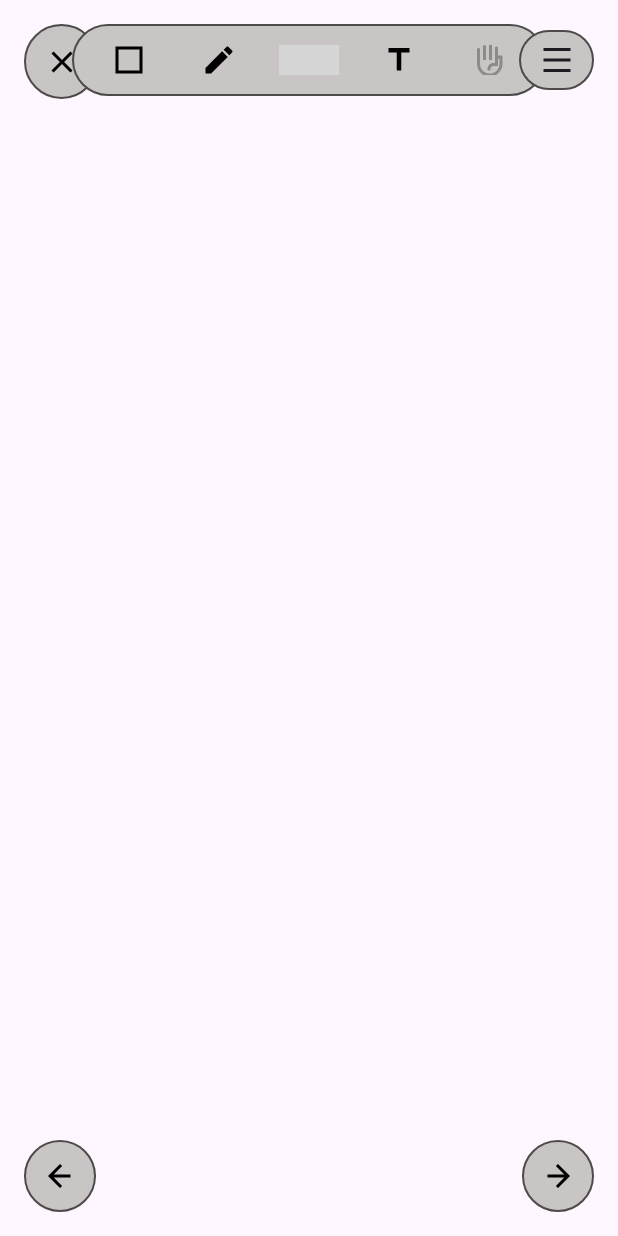
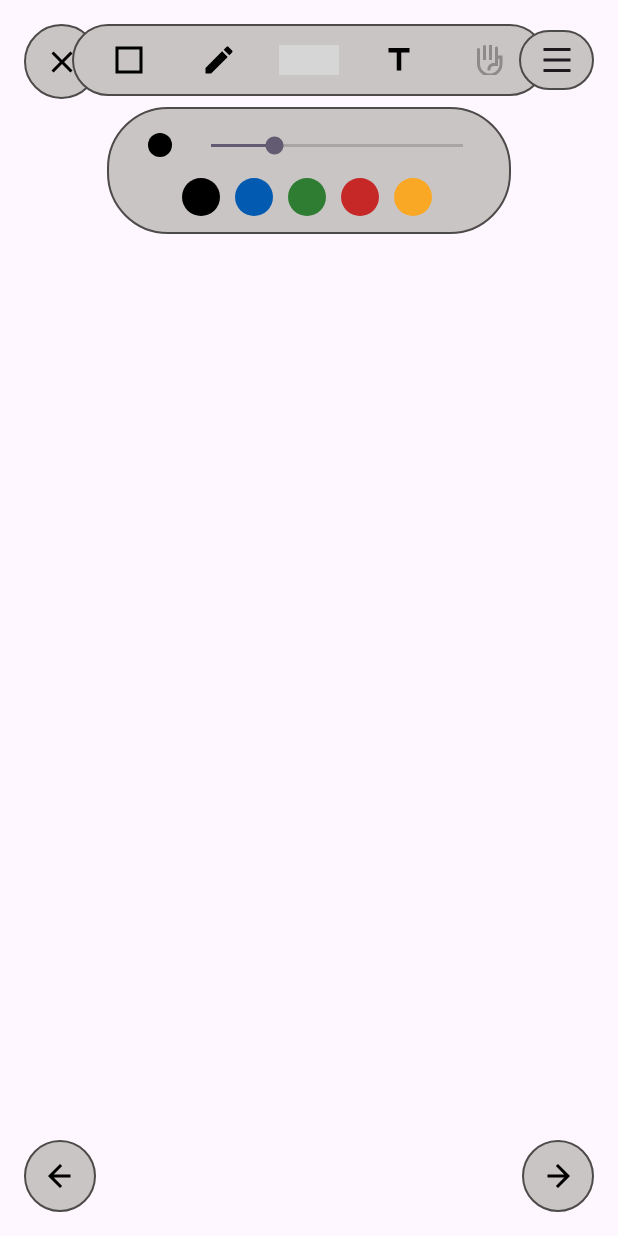
Before and after one commit to cutiepepe2926/TUK-CE, an Android app: the PdfViewerActivity screen opened directly, with no data from a screen before it, on a phone screen of 412 x 824 dp. Run offline under Robolectric (Android 15) with nearby library versions, the phone set to English and light mode, and no system bars; libraries missing offline, so code that uses them is left out: com.github.barteksc.pdfviewer, com.yalantis.ucrop; plain views replace PDFView; pictures from the network do not load; 1 statement that could not run was skipped; grey boxes are pictures that could not be loaded.

Commit message:
펜 크기 조절 방식 변경 & 펜 색깔 추가

```diff
--- a/app/src/main/res/drawable/pen_dot.xml
+++ b/app/src/main/res/drawable/pen_circle.xml
@@ -1,6 +1,5 @@
 <?xml version="1.0" encoding="utf-8"?>
 <shape xmlns:android="http://schemas.android.com/apk/res/android"
     android:shape="oval">
-    <!-- 기본 점 색은 검은색, 필요 시 동적으로 색 변경 -->
-    <solid android:color="#000000"/>
+    <solid android:color="#000000"/> <!-- 기본 검정색. 필요 시 코드에서 색 변경 가능 -->
 </shape>
--- a/app/src/main/res/layout/activity_pdf_viewer.xml
+++ b/app/src/main/res/layout/activity_pdf_viewer.xml
@@ -123,55 +123,102 @@
         <LinearLayout
             android:id="@+id/penOptionLayout"
             android:layout_width="wrap_content"
-            android:layout_height="48dp"
+            android:layout_height="wrap_content"
             android:layout_gravity="center_horizontal|top"
             android:layout_marginTop="55dp"
-            android:visibility="gone"
-            android:orientation="horizontal"
+            android:orientation="vertical"
             android:background="@drawable/bg_round"
+            android:padding="8dp"
+            android:clipToPadding="false"
+            android:clipChildren="false">
 
-            android:padding="8dp"
-            android:gravity="center_vertical">
+            <LinearLayout
+                android:layout_width="wrap_content"
+                android:layout_height="wrap_content"
+                android:orientation="horizontal"
+                android:gravity="center_vertical">
 
-            <View
-                android:id="@+id/penThickness1"
-                android:layout_width="8dp"
-                android:layout_height="8dp"
-                android:layout_margin="10dp"
-                android:background="@drawable/pen_dot"/>
-            <View
-                android:id="@+id/penThickness2"
-                android:layout_width="12dp"
-                android:layout_height="12dp"
-                android:layout_margin="10dp"
-                android:background="@drawable/pen_dot"/>
-            <View
-                android:id="@+id/penThickness3"
-                android:layout_width="16dp"
-                android:layout_height="16dp"
-                android:layout_margin="10dp"
-                android:background="@drawable/pen_dot"/>
-            <View
-                android:id="@+id/penThickness4"
-                android:layout_width="20dp"
-                android:layout_height="20dp"
-                android:layout_margin="10dp"
-                android:background="@drawable/pen_dot"/>
-            <View
-                android:id="@+id/penThickness5"
-                android:layout_width="24dp"
-                android:layout_height="24dp"
-                android:layout_margin="10dp"
-                android:background="@drawable/pen_dot"/>
+                <!-- ① 투명 고정 컨테이너 (가로 40dp × 세로 40dp) -->
+                <FrameLayout
+                    android:id="@+id/penCircleContainer"
+                    android:layout_width="35dp"
+                    android:layout_height="35dp"
+                    android:background="@android:color/transparent"
+                    android:layout_marginStart="10dp"
+                    android:clipToPadding="false"
+                    android:clipChildren="false">
 
-            <!-- 컬러 피커 -->
-            <ImageButton
-                android:id="@+id/penColorPicker"
-                android:layout_width="32dp"
-                android:layout_height="32dp"
-                android:layout_margin="10dp"
-                android:src="@drawable/ic_color_palette"
-                android:background="?attr/selectableItemBackgroundBorderless"/>
+                    <!-- ② 실제 크기가 변경될 동그라미(View) -->
+                    <View
+                        android:id="@+id/penSizeCircle"
+                        android:layout_width="16dp"
+                        android:layout_height="16dp"
+                        android:layout_gravity="center"
+                        android:background="@drawable/pen_circle" />
+                </FrameLayout>
+                <!-- SeekBar: 굵기 조절용 슬라이더 -->
+                <SeekBar
+                    android:id="@+id/penSizeSeekBar"
+                    android:layout_width="200dp"
+                    android:layout_height="wrap_content"
+                    android:layout_marginLeft="10dp"
+                    android:max="20"
+                    android:progress="5"
+                    android:layout_marginEnd="8dp"/>
+            </LinearLayout>
+
+            <LinearLayout
+                android:layout_width="wrap_content"
+                android:layout_height="wrap_content"
+                android:orientation="horizontal"
+                android:gravity="center_vertical"
+                android:layout_gravity="center"
+                android:layout_marginTop="4dp"
+                android:layout_marginStart="4dp"
+                android:layout_marginBottom="4dp">
+
+                <!-- ● 검정 -->
+                <View
+                    android:id="@+id/colorBlack"
+                    android:layout_width="25dp"
+                    android:layout_height="25dp"
+                    android:layout_marginEnd="10dp"
+                    android:background="@drawable/pen_circle"
+                    android:backgroundTint="@android:color/black" />
+                <!-- ● 파랑 -->
+                <View
+                    android:id="@+id/colorBlue"
+                    android:layout_width="25dp"
+                    android:layout_height="25dp"
+                    android:layout_marginEnd="10dp"
+                    android:background="@drawable/pen_circle"
+                    android:backgroundTint="#025AB1"
+                />
+                <!-- ● 초록 -->
+                <View
+                    android:id="@+id/colorGreen"
+                    android:layout_width="25dp"
+                    android:layout_height="25dp"
+                    android:layout_marginEnd="10dp"
+                    android:background="@drawable/pen_circle"
+                    android:backgroundTint="#2E7D32" />
+                <!-- ● 빨강 -->
+                <View
+                    android:id="@+id/colorRed"
+                    android:layout_width="25dp"
+                    android:layout_height="25dp"
+                    android:layout_marginEnd="10dp"
+                    android:background="@drawable/pen_circle"
+                    android:backgroundTint="#C62828" />
+                <!-- ● 노랑 -->
+                <View
+                    android:id="@+id/colorYellow"
+                    android:layout_width="25dp"
+                    android:layout_height="25dp"
+                    android:layout_marginEnd="10dp"
+                    android:background="@drawable/pen_circle"
+                    android:backgroundTint="#F9A825" />
+            </LinearLayout>
         </LinearLayout>
 
     </FrameLayout>
```
Also changed, not shown: app/src/main/java/com/example/test_app/PdfViewerActivity.kt (+65 -36 lines).
